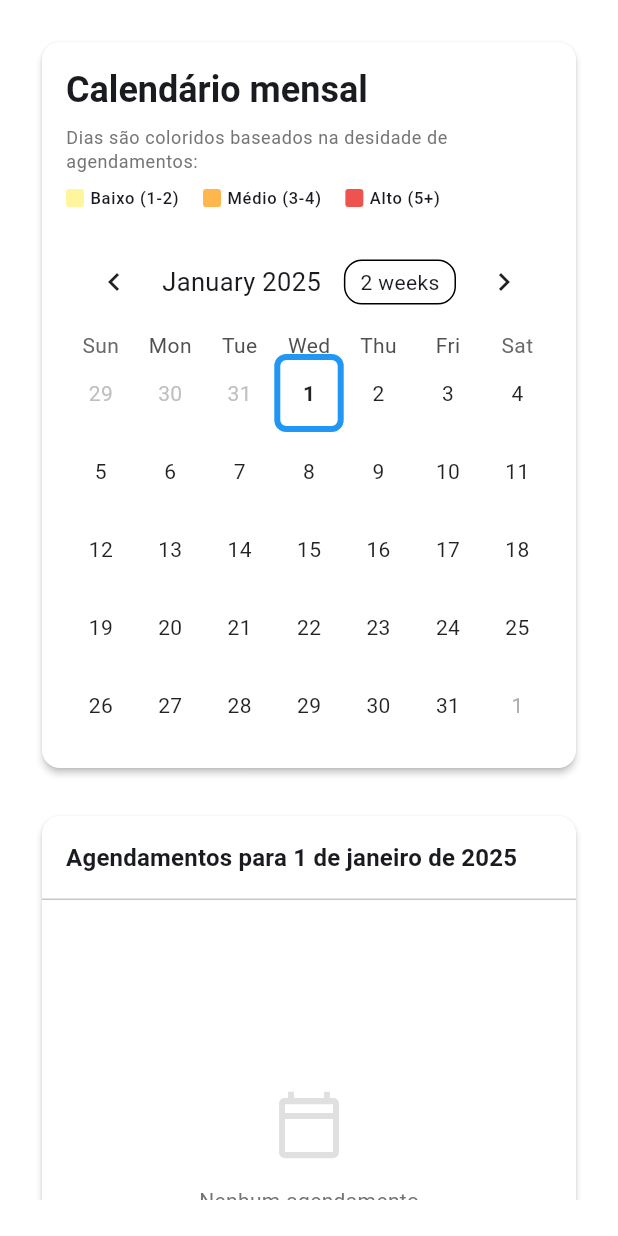
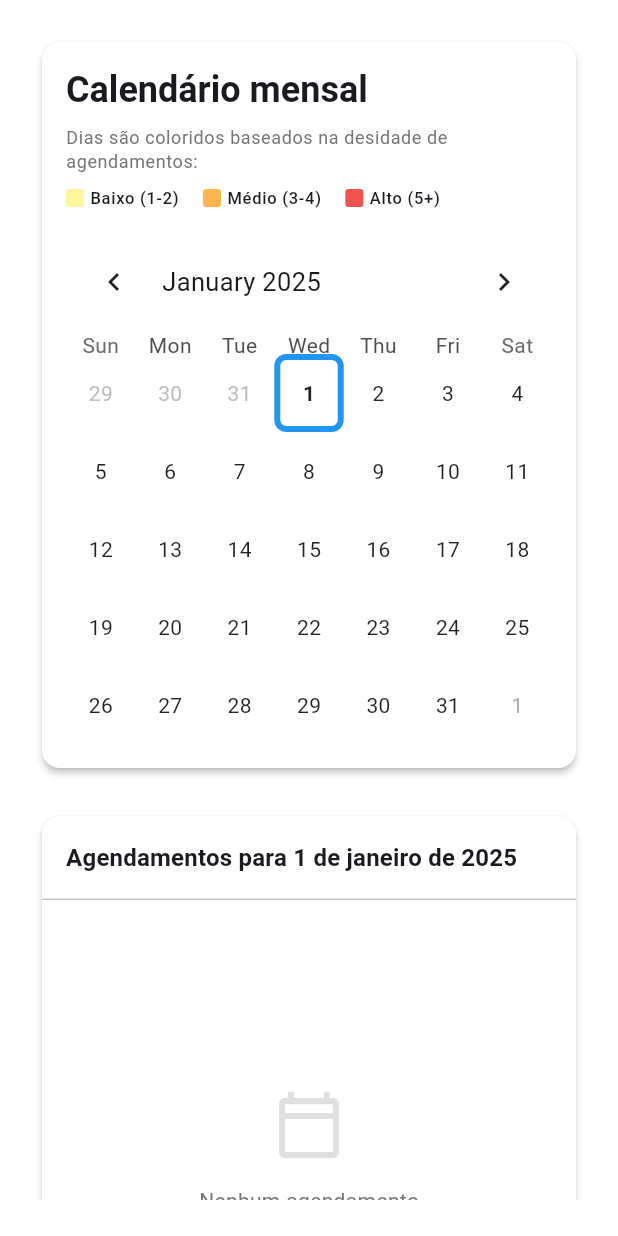
Before and after one commit to Markst0105/flutter_petshop_dashboard, a Flutter app: the CalendarScreen widget shown alone on an empty page, opened directly, on a phone screen of 412 x 824 dp. Run offline on Flutter 3.47's test engine with Material 3 defaults, Android fonts, the phone set to English and light mode, and no system bars; drawn by our look-alikes of table_calendar; network calls fail.

Commit message:
removed 'week' button from calandar screen

```diff
--- a/lib/screens/calendar_screen.dart
+++ b/lib/screens/calendar_screen.dart
@@ -1182,7 +1182,8 @@ class _CalendarScreenState extends State<CalendarScreen> {
     final now = DateTime.now();
     final firstDay = DateTime(2025, 1, 1);
     final lastDay = DateTime(2025, 12, 31);
-    _focusedDay = now.isAfter(firstDay) && now.isBefore(lastDay) ? now : firstDay;
+    _focusedDay =
+        now.isAfter(firstDay) && now.isBefore(lastDay) ? now : firstDay;
     _selectedDay = _focusedDay;
   }
 
@@ -1201,7 +1202,8 @@ class _CalendarScreenState extends State<CalendarScreen> {
   }
 
   List<DayBooking> _getBookingsForDate(DateTime date) {
-    final dateStr = '${date.year}-${date.month.toString().padLeft(2, '0')}-${date.day.toString().padLeft(2, '0')}';
+    final dateStr =
+        '${date.year}-${date.month.toString().padLeft(2, '0')}-${date.day.toString().padLeft(2, '0')}';
     return dayBookings[dateStr] ?? [];
   }
 
@@ -1294,9 +1296,11 @@ class _CalendarScreenState extends State<CalendarScreen> {
               scrollDirection: Axis.horizontal,
               child: Row(
                 children: [
-                  _buildDensityLegendItem(Colors.yellow.shade200, 'Baixo (1-2)'),
+                  _buildDensityLegendItem(
+                      Colors.yellow.shade200, 'Baixo (1-2)'),
                   const SizedBox(width: 16),
-                  _buildDensityLegendItem(Colors.orange.shade300, 'Médio (3-4)'),
+                  _buildDensityLegendItem(
+                      Colors.orange.shade300, 'Médio (3-4)'),
                   const SizedBox(width: 16),
                   _buildDensityLegendItem(Colors.red.shade400, 'Alto (5+)'),
                 ],
@@ -1308,6 +1312,9 @@ class _CalendarScreenState extends State<CalendarScreen> {
               lastDay: DateTime(2025, 12, 31),
               focusedDay: _focusedDay,
               calendarFormat: CalendarFormat.month,
+              headerStyle: const HeaderStyle(
+                formatButtonVisible: false,
+              ),
               selectedDayPredicate: (day) {
                 return isSameDay(_selectedDay, day);
               },
```
Lines whose indentation alone changed are shown as unchanged.
